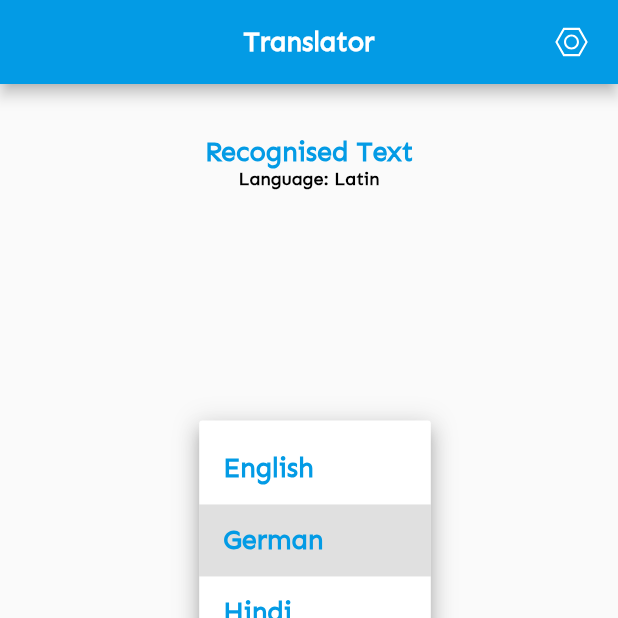
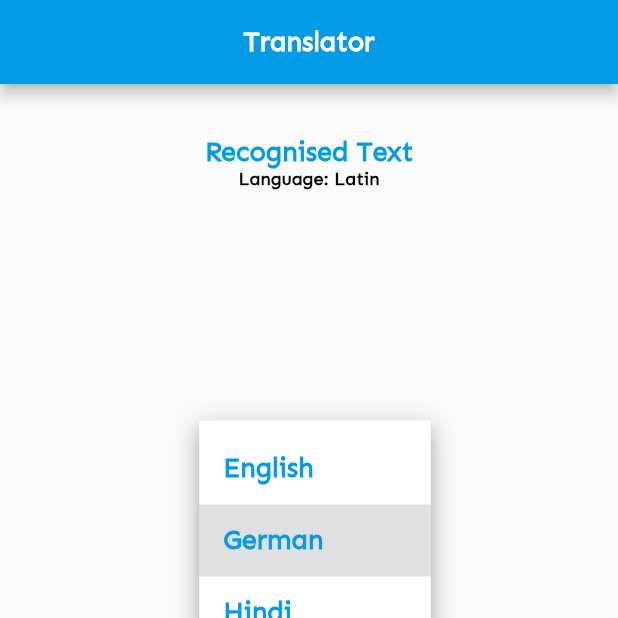
Before and after one commit to Ayush783/flutter_translator, a Flutter app: the TranslateScreen screen opened directly, after a tap on "German", on a phone screen of 412 x 824 dp, the top half of it. Run offline on Flutter 3.47's test engine with Material 2 defaults, Android fonts, the phone set to English and light mode, and no system bars; our stand-ins replace bloc, equatable, flutter_bloc, flutter_svg, image_picker; missing offline and left inert: firebase_ml_vision; accounts and stored records are empty.

```diff
--- a/lib/appbar.dart
+++ b/lib/appbar.dart
@@ -1,5 +1,5 @@
 import 'package:flutter/material.dart';
-import 'package:flutter_svg/flutter_svg.dart';
+// import 'package:flutter_svg/flutter_svg.dart';
 import 'package:translator/const.dart';
 
 AppBar appbar = AppBar(
@@ -9,12 +9,12 @@ AppBar appbar = AppBar(
     style: primary,
   ),
   centerTitle: true,
-  actions: [
-    SvgPicture.asset(
-      'icons/settings.svg',
-      height: 22,
-      width: 22,
-    ),
-    Padding(padding: EdgeInsets.only(right: 20))
-  ],
+  // actions: [
+  //   SvgPicture.asset(
+  //     'icons/settings.svg',
+  //     height: 22,
+  //     width: 22,
+  //   ),
+  //   Padding(padding: EdgeInsets.only(right: 20))
+  // ],
 );
--- a/lib/bloc/bloc_bloc.dart
+++ b/lib/bloc/bloc_bloc.dart
@@ -20,8 +20,9 @@ class BlocBloc extends Bloc<BlocEvent, BlocState> {
     yield BlocInitial();
     if (event is RecogniseText) {
       yield BlocLoading();
-      final text = await mlKit.recogniseText(event.image);
-      yield BlocRecognisedText(text);
+      final textResponse = await mlKit.recogniseText(event.image);
+      print(textResponse.languages);
+      yield BlocRecognisedText(textResponse.text);
     }
   }
 }
--- /dev/null
+++ b/lib/models/text_response.dart
@@ -0,0 +1,13 @@
+import 'package:firebase_ml_vision/firebase_ml_vision.dart';
+
+class TextResponse {
+  final String text, error;
+  final List<RecognizedLanguage> languages;
+
+  TextResponse(this.text, this.languages, this.error);
+
+  TextResponse.fromError(String error)
+      : text = '',
+        languages = [],
+        error = error;
+}
--- a/lib/sevices/mlkit.dart
+++ b/lib/sevices/mlkit.dart
@@ -1,13 +1,19 @@
 import 'dart:io';
 
 import 'package:firebase_ml_vision/firebase_ml_vision.dart';
+import 'package:translator/models/text_response.dart';
 
 class MLKit {
   final instance = FirebaseVision.instance;
-  Future<String> recogniseText(File image) async {
+
+  //method to recognise text
+  Future<TextResponse> recogniseText(File image) async {
     FirebaseVisionImage imageObject = FirebaseVisionImage.fromFile(image);
+    List<RecognizedLanguage> _languages;
     final recogniser = instance.textRecognizer();
-    final VisionText text = await recogniser.processImage(imageObject);
-    return text.text;
+    final VisionText visionText = await recogniser.processImage(imageObject);
+    String text = visionText.text;
+    recogniser.close();
+    return TextResponse(text, _languages, '');
   }
 }
--- a/pubspec.yaml
+++ b/pubspec.yaml
@@ -17,6 +17,8 @@ dependencies:
   flutter_svg: ^0.19.0
   image_picker: ^0.6.7+11
   lottie: ^0.6.0
+  firebase_mlkit_language:
+    git: https://github.com/rishabnayak/firebase_mlkit_language
 
 dev_dependencies:
   flutter_test:
```
Also changed, not shown: pubspec.lock, 2 other files.
